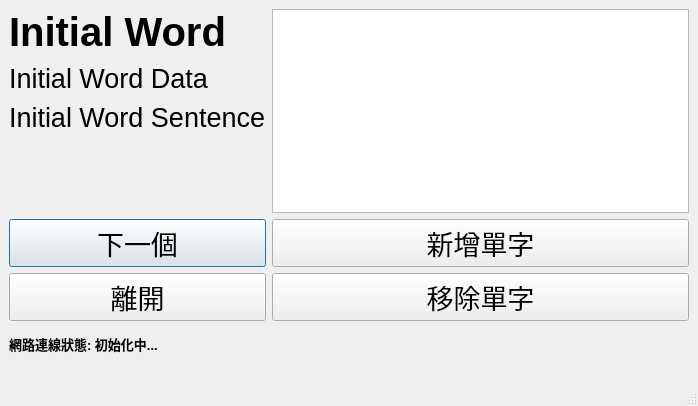
Old version of the form UI/init.ui in the repository AhJayzZ/VocabularyTrainer.
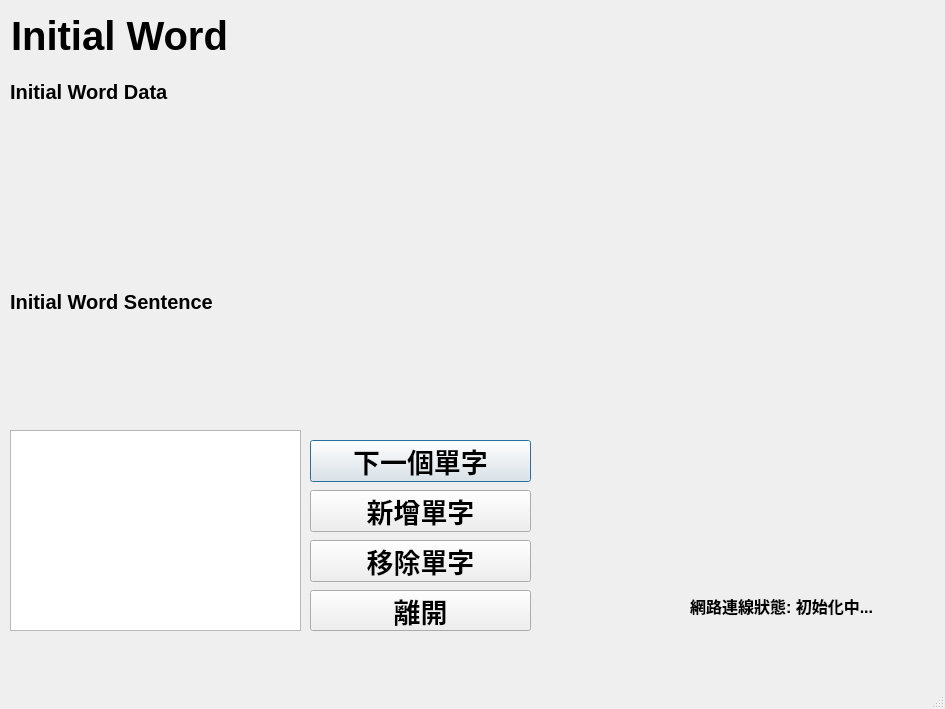
New version of the form.

```diff
--- a/UI/init.ui
+++ b/UI/init.ui
@@ -6,8 +6,8 @@
    <rect>
     <x>0</x>
     <y>0</y>
-    <width>698</width>
-    <height>406</height>
+    <width>945</width>
+    <height>709</height>
    </rect>
   </property>
   <property name="font">
@@ -22,9 +22,81 @@
    <bool>false</bool>
   </property>
   <widget class="QWidget" name="centralwidget">
-   <layout class="QGridLayout" name="gridLayout">
-    <item row="1" column="1">
+   <widget class="QPushButton" name="removeButton">
+    <property name="geometry">
+     <rect>
+      <x>310</x>
+      <y>540</y>
+      <width>221</width>
+      <height>42</height>
+     </rect>
+    </property>
+    <property name="font">
+     <font>
+      <pointsize>20</pointsize>
+      <weight>75</weight>
+      <bold>true</bold>
+     </font>
+    </property>
+    <property name="text">
+     <string>移除單字</string>
+    </property>
+   </widget>
+   <widget class="QLabel" name="wordInfoLabel">
+    <property name="geometry">
+     <rect>
+      <x>10</x>
+      <y>80</y>
+      <width>921</width>
+      <height>211</height>
+     </rect>
+    </property>
+    <property name="font">
+     <font>
+      <pointsize>15</pointsize>
+      <weight>75</weight>
+      <bold>true</bold>
+     </font>
+    </property>
+    <property name="text">
+     <string>Initial Word Data</string>
+    </property>
+    <property name="alignment">
+     <set>Qt::AlignLeading|Qt::AlignLeft|Qt::AlignTop</set>
+    </property>
+   </widget>
+   <widget class="QLabel" name="wordSentenceLabel">
+    <property name="geometry">
+     <rect>
+      <x>10</x>
+      <y>290</y>
+      <width>921</width>
+      <height>101</height>
+     </rect>
+    </property>
+    <property name="font">
+     <font>
+      <pointsize>15</pointsize>
+      <weight>75</weight>
+      <bold>true</bold>
+     </font>
+    </property>
+    <property name="text">
+     <string>Initial Word Sentence</string>
+    </property>
+    <property name="alignment">
+     <set>Qt::AlignLeading|Qt::AlignLeft|Qt::AlignTop</set>
+    </property>
+   </widget>
      <widget class="QLabel" name="wordLabel">
+    <property name="geometry">
+     <rect>
+      <x>11</x>
+      <y>11</y>
+      <width>921</width>
+      <height>50</height>
+     </rect>
+    </property>
       <property name="font">
        <font>
         <pointsize>30</pointsize>
@@ -36,43 +108,35 @@
        <string>Initial Word</string>
       </property>
      </widget>
-    </item>
-    <item row="2" column="1">
-     <widget class="QLabel" name="dataLabel">
-      <property name="font">
-       <font>
-        <pointsize>20</pointsize>
-       </font>
-      </property>
-      <property name="text">
-       <string>Initial Word Data</string>
-      </property>
-     </widget>
-    </item>
-    <item row="3" column="1">
-     <widget class="QLabel" name="sentenceLabel">
+   <widget class="QListWidget" name="recordList">
+    <property name="geometry">
+     <rect>
+      <x>10</x>
+      <y>430</y>
+      <width>291</width>
+      <height>201</height>
+     </rect>
+    </property>
       <property name="font">
        <font>
-        <pointsize>20</pointsize>
-       </font>
-      </property>
-      <property name="text">
-       <string>Initial Word Sentence</string>
-      </property>
-     </widget>
-    </item>
-    <item row="8" column="3">
-     <widget class="QPushButton" name="removeButton">
-      <property name="text">
-       <string>移除單字</string>
-      </property>
-     </widget>
-    </item>
-    <item row="10" column="1">
+      <pointsize>12</pointsize>
+      <weight>75</weight>
+      <bold>true</bold>
+     </font>
+    </property>
+   </widget>
      <widget class="QLabel" name="connectionLabel">
+    <property name="geometry">
+     <rect>
+      <x>690</x>
+      <y>580</y>
+      <width>241</width>
+      <height>51</height>
+     </rect>
+    </property>
       <property name="font">
        <font>
-        <pointsize>10</pointsize>
+      <pointsize>12</pointsize>
         <weight>75</weight>
         <bold>true</bold>
        </font>
@@ -81,48 +145,72 @@
        <string>網路連線狀態: 初始化中...</string>
       </property>
      </widget>
-    </item>
-    <item row="1" column="3" rowspan="5">
-     <widget class="QListWidget" name="recordList"/>
-    </item>
-    <item row="6" column="3">
      <widget class="QPushButton" name="addButton">
+    <property name="geometry">
+     <rect>
+      <x>310</x>
+      <y>490</y>
+      <width>221</width>
+      <height>42</height>
+     </rect>
+    </property>
       <property name="font">
        <font>
         <pointsize>20</pointsize>
+      <weight>75</weight>
+      <bold>true</bold>
        </font>
       </property>
       <property name="text">
        <string>新增單字</string>
       </property>
      </widget>
-    </item>
-    <item row="6" column="1">
      <widget class="QPushButton" name="nextButton">
+    <property name="geometry">
+     <rect>
+      <x>310</x>
+      <y>440</y>
+      <width>221</width>
+      <height>42</height>
+     </rect>
+    </property>
       <property name="font">
        <font>
         <pointsize>20</pointsize>
+      <weight>75</weight>
+      <bold>true</bold>
        </font>
       </property>
       <property name="text">
-       <string>下一個</string>
+     <string>下一個單字</string>
       </property>
       <property name="autoDefault">
-       <bool>false</bool>
+     <bool>true</bool>
       </property>
       <property name="default">
        <bool>true</bool>
       </property>
      </widget>
-    </item>
-    <item row="8" column="1">
      <widget class="QPushButton" name="exitButton">
+    <property name="geometry">
+     <rect>
+      <x>310</x>
+      <y>590</y>
+      <width>221</width>
+      <height>41</height>
+     </rect>
+    </property>
+    <property name="font">
+     <font>
+      <pointsize>20</pointsize>
+      <weight>75</weight>
+      <bold>true</bold>
+     </font>
+    </property>
       <property name="text">
        <string>離開</string>
       </property>
      </widget>
-    </item>
-   </layout>
   </widget>
   <widget class="QMenuBar" name="menubar">
    <property name="geometry">
```
Left out of the diff: 2 changed lines with no effect on the pictures. Lines whose indentation alone changed are shown as unchanged.
